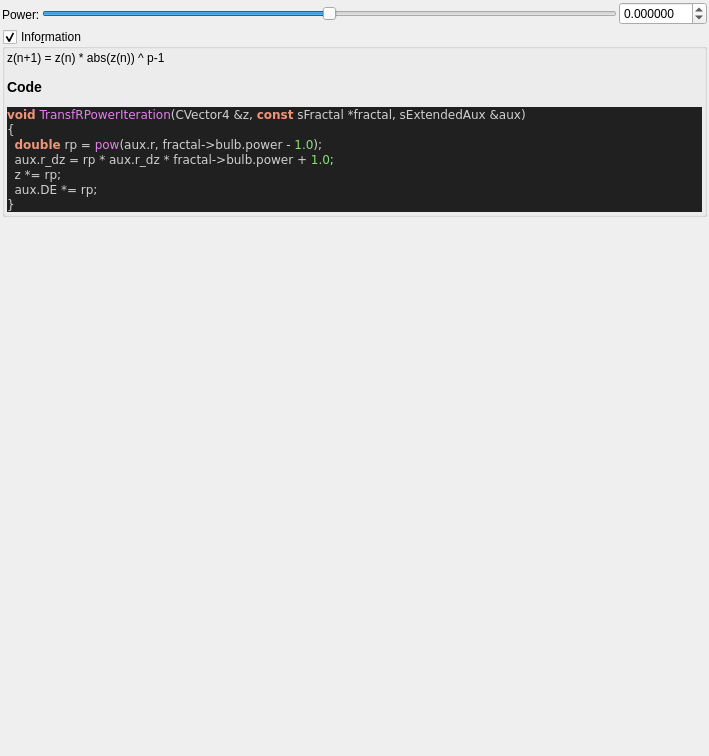
Before: the Qt Designer form mandelbulber2/formula/ui/fractal_transf_r_power.ui in buddhi1980/mandelbulber2, drawn with Qt 5.
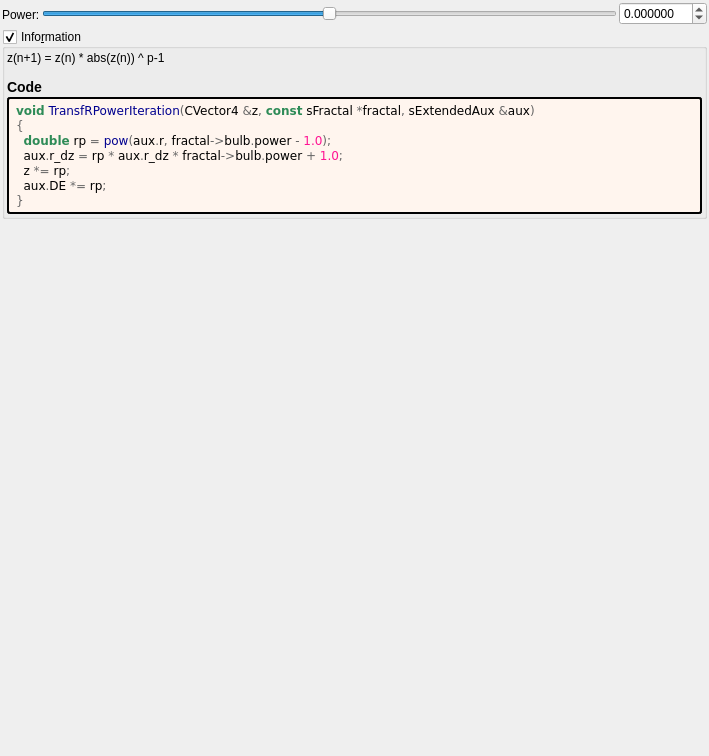
After: the same form once the commit is applied. Custom widgets are drawn as their Qt base class.

Patch:
```diff
--- a/mandelbulber2/formula/ui/fractal_transf_r_power.ui
+++ b/mandelbulber2/formula/ui/fractal_transf_r_power.ui
@@ -124,19 +124,34 @@
        <number>2</number>
       </property>
       <item>
-       <widget class="QLabel" name="label_code_content">
+	   <widget class="QLabel" name="label_information_general">
         <property name="text">
          <string notr="true">&lt;p&gt;z(n+1) = z(n) * abs(z(n)) ^ p-1&lt;/p&gt;&lt;table&gt;
 &lt;/table&gt;
-&lt;h3&gt;Code&lt;/h3&gt;
-&lt;body style=&quot;background-color:#202020&quot;&gt;
-&lt;pre style=&quot;color:#d0d0d0; background-color:#202020;  font-family:'Courier New',monospace;&quot;&gt;&lt;span style=&quot;color:#f09479; font-weight:bold&quot;&gt;void&lt;/span&gt; &lt;span style=&quot;color:#e47eed&quot;&gt;TransfRPowerIteration&lt;/span&gt;&lt;span style=&quot;color:#d0d0d0&quot;&gt;(&lt;/span&gt;CVector4 &lt;span style=&quot;color:#d0d0d0&quot;&gt;&amp;amp;&lt;/span&gt;z&lt;span style=&quot;color:#d0d0d0&quot;&gt;,&lt;/span&gt; &lt;span style=&quot;color:#f09479; font-weight:bold&quot;&gt;const&lt;/span&gt; sFractal &lt;span style=&quot;color:#d0d0d0&quot;&gt;*&lt;/span&gt;fractal&lt;span style=&quot;color:#d0d0d0&quot;&gt;,&lt;/span&gt; sExtendedAux &lt;span style=&quot;color:#d0d0d0&quot;&gt;&amp;amp;&lt;/span&gt;aux&lt;span style=&quot;color:#d0d0d0&quot;&gt;)&lt;/span&gt;
-&lt;span style=&quot;color:#d0d0d0&quot;&gt;{&lt;/span&gt;
-  &lt;span style=&quot;color:#f09479; font-weight:bold&quot;&gt;double&lt;/span&gt; rp &lt;span style=&quot;color:#d0d0d0&quot;&gt;=&lt;/span&gt; &lt;span style=&quot;color:#e47eed&quot;&gt;pow&lt;/span&gt;&lt;span style=&quot;color:#d0d0d0&quot;&gt;(&lt;/span&gt;aux&lt;span style=&quot;color:#d0d0d0&quot;&gt;.&lt;/span&gt;r&lt;span style=&quot;color:#d0d0d0&quot;&gt;,&lt;/span&gt; fractal&lt;span style=&quot;color:#d0d0d0&quot;&gt;-&amp;gt;&lt;/span&gt;bulb&lt;span style=&quot;color:#d0d0d0&quot;&gt;.&lt;/span&gt;power &lt;span style=&quot;color:#d0d0d0&quot;&gt;-&lt;/span&gt; &lt;span style=&quot;color:#87df71&quot;&gt;1.0&lt;/span&gt;&lt;span style=&quot;color:#d0d0d0&quot;&gt;);&lt;/span&gt;
-  aux&lt;span style=&quot;color:#d0d0d0&quot;&gt;.&lt;/span&gt;r_dz &lt;span style=&quot;color:#d0d0d0&quot;&gt;=&lt;/span&gt; rp &lt;span style=&quot;color:#d0d0d0&quot;&gt;*&lt;/span&gt; aux&lt;span style=&quot;color:#d0d0d0&quot;&gt;.&lt;/span&gt;r_dz &lt;span style=&quot;color:#d0d0d0&quot;&gt;*&lt;/span&gt; fractal&lt;span style=&quot;color:#d0d0d0&quot;&gt;-&amp;gt;&lt;/span&gt;bulb&lt;span style=&quot;color:#d0d0d0&quot;&gt;.&lt;/span&gt;power &lt;span style=&quot;color:#d0d0d0&quot;&gt;+&lt;/span&gt; &lt;span style=&quot;color:#87df71&quot;&gt;1.0&lt;/span&gt;&lt;span style=&quot;color:#d0d0d0&quot;&gt;;&lt;/span&gt;
-  z &lt;span style=&quot;color:#d0d0d0&quot;&gt;*=&lt;/span&gt; rp&lt;span style=&quot;color:#d0d0d0&quot;&gt;;&lt;/span&gt;
-  aux&lt;span style=&quot;color:#d0d0d0&quot;&gt;.&lt;/span&gt;DE &lt;span style=&quot;color:#d0d0d0&quot;&gt;*=&lt;/span&gt; rp&lt;span style=&quot;color:#d0d0d0&quot;&gt;;&lt;/span&gt;
-&lt;span style=&quot;color:#d0d0d0&quot;&gt;}&lt;/span&gt;
+&lt;h3&gt;Code&lt;/h3&gt;</string>
+		</property>
+		<property name="wordWrap">
+		 <bool>true</bool>
+		</property>
+		<property name="openExternalLinks">
+		 <bool>true</bool>
+		</property>
+		<property name="textInteractionFlags">
+		 <set>Qt::LinksAccessibleByMouse|Qt::TextSelectableByMouse</set>
+		</property>
+		</widget>
+	   </item>
+	   <item>
+	    <widget class="QLabel" name="label_code_content">
+		 <property name="text">
+		  <string notr="true">&lt;body style=&quot;background-color:#fff5ee&quot;&gt;
+&lt;pre style=&quot;color:#000000; background-color:#fff5ee;  font-family:'Courier New',monospace;&quot;&gt;&lt;span style=&quot;color:#2e8b57; font-weight:bold&quot;&gt;void&lt;/span&gt; &lt;span style=&quot;color:#00008f&quot;&gt;TransfRPowerIteration&lt;/span&gt;&lt;span style=&quot;color:#676767&quot;&gt;(&lt;/span&gt;CVector4 &lt;span style=&quot;color:#676767&quot;&gt;&amp;amp;&lt;/span&gt;z&lt;span style=&quot;color:#676767&quot;&gt;,&lt;/span&gt; &lt;span style=&quot;color:#2e8b57; font-weight:bold&quot;&gt;const&lt;/span&gt; sFractal &lt;span style=&quot;color:#676767&quot;&gt;*&lt;/span&gt;fractal&lt;span style=&quot;color:#676767&quot;&gt;,&lt;/span&gt; sExtendedAux &lt;span style=&quot;color:#676767&quot;&gt;&amp;amp;&lt;/span&gt;aux&lt;span style=&quot;color:#676767&quot;&gt;)&lt;/span&gt;
+&lt;span style=&quot;color:#676767&quot;&gt;{&lt;/span&gt;
+  &lt;span style=&quot;color:#2e8b57; font-weight:bold&quot;&gt;double&lt;/span&gt; rp &lt;span style=&quot;color:#676767&quot;&gt;=&lt;/span&gt; &lt;span style=&quot;color:#00008f&quot;&gt;pow&lt;/span&gt;&lt;span style=&quot;color:#676767&quot;&gt;(&lt;/span&gt;aux&lt;span style=&quot;color:#676767&quot;&gt;.&lt;/span&gt;r&lt;span style=&quot;color:#676767&quot;&gt;,&lt;/span&gt; fractal&lt;span style=&quot;color:#676767&quot;&gt;-&amp;gt;&lt;/span&gt;bulb&lt;span style=&quot;color:#676767&quot;&gt;.&lt;/span&gt;power &lt;span style=&quot;color:#676767&quot;&gt;-&lt;/span&gt; &lt;span style=&quot;color:#ff1493&quot;&gt;1.0&lt;/span&gt;&lt;span style=&quot;color:#676767&quot;&gt;);&lt;/span&gt;
+  aux&lt;span style=&quot;color:#676767&quot;&gt;.&lt;/span&gt;r_dz &lt;span style=&quot;color:#676767&quot;&gt;=&lt;/span&gt; rp &lt;span style=&quot;color:#676767&quot;&gt;*&lt;/span&gt; aux&lt;span style=&quot;color:#676767&quot;&gt;.&lt;/span&gt;r_dz &lt;span style=&quot;color:#676767&quot;&gt;*&lt;/span&gt; fractal&lt;span style=&quot;color:#676767&quot;&gt;-&amp;gt;&lt;/span&gt;bulb&lt;span style=&quot;color:#676767&quot;&gt;.&lt;/span&gt;power &lt;span style=&quot;color:#676767&quot;&gt;+&lt;/span&gt; &lt;span style=&quot;color:#ff1493&quot;&gt;1.0&lt;/span&gt;&lt;span style=&quot;color:#676767&quot;&gt;;&lt;/span&gt;
+  z &lt;span style=&quot;color:#676767&quot;&gt;*=&lt;/span&gt; rp&lt;span style=&quot;color:#676767&quot;&gt;;&lt;/span&gt;
+  aux&lt;span style=&quot;color:#676767&quot;&gt;.&lt;/span&gt;DE &lt;span style=&quot;color:#676767&quot;&gt;*=&lt;/span&gt; rp&lt;span style=&quot;color:#676767&quot;&gt;;&lt;/span&gt;
+&lt;span style=&quot;color:#676767&quot;&gt;}&lt;/span&gt;
 &lt;/pre&gt;
 &lt;/body&gt;</string>
         </property>
@@ -149,6 +164,9 @@
         <property name="textInteractionFlags">
          <set>Qt::LinksAccessibleByMouse|Qt::TextSelectableByMouse</set>
         </property>
+		 <property name="styleSheet">
+		  <string notr="true">border-style: outset; border-width: 2px; border-radius: 3px; border-color: black; background-color: #fff5ee; padding: 4px;</string>
+		  </property>
        </widget>
       </item>
      </layout>
```
Lines whose indentation alone changed are shown as unchanged.
